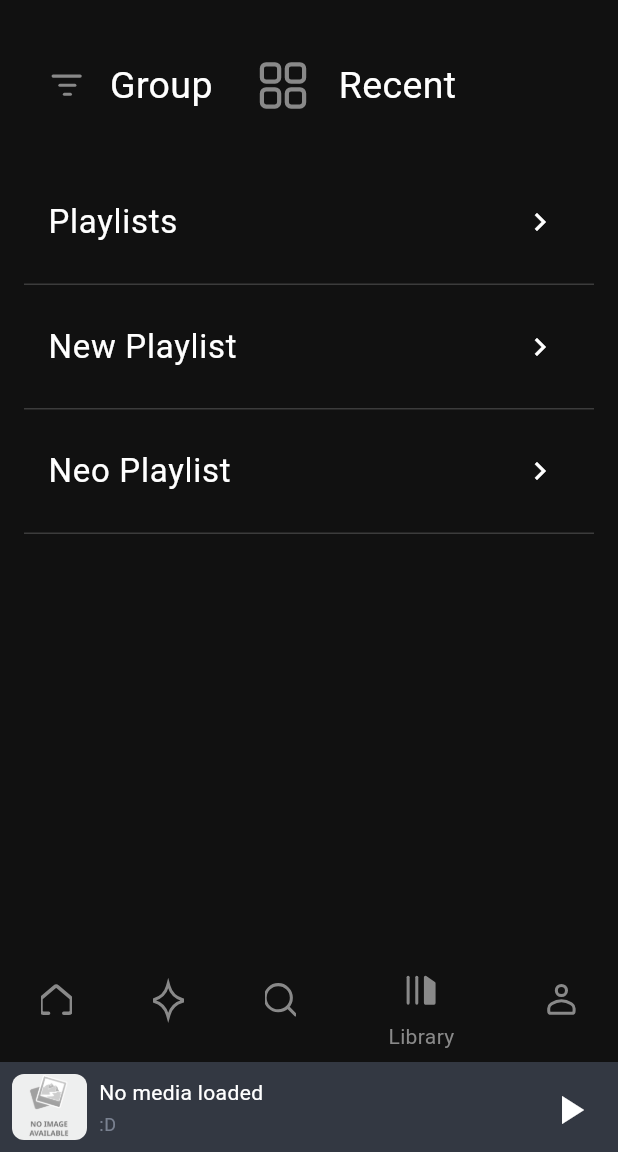
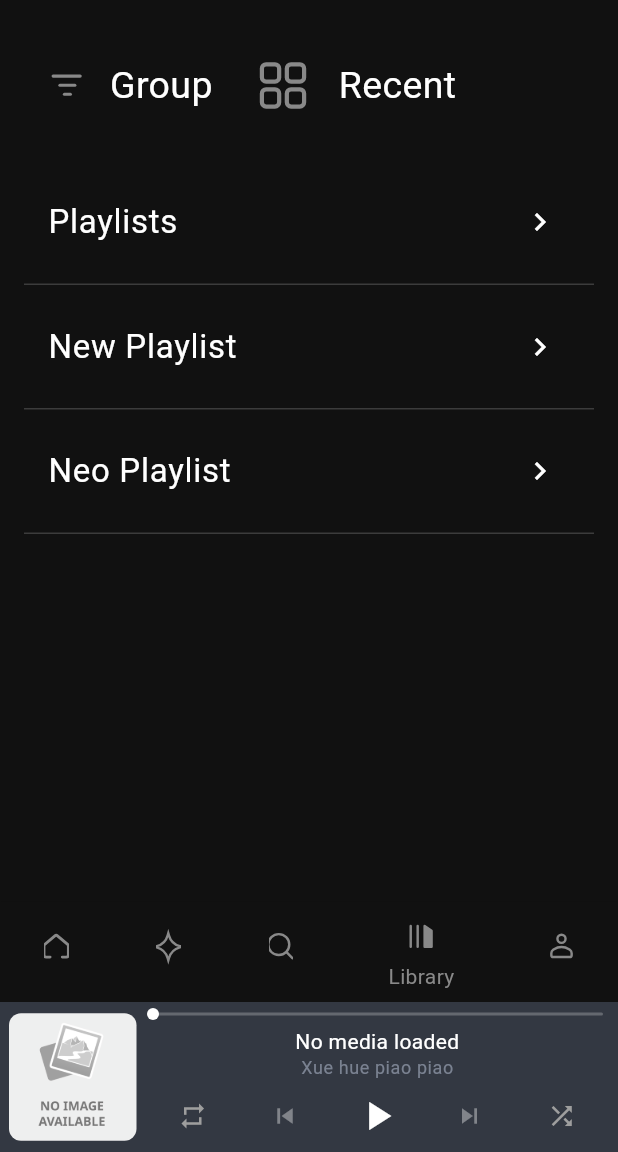
Before and after one commit to Monotone-music/monotone-mobile, a Flutter app: the screen it shows after launch, item 4 of the bottom bar chosen, on a phone screen of 412 x 824 dp, the part 84-1236 px from its top. Run offline on Flutter 3.47's test engine with Material 3 defaults, Android fonts, the phone set to English and light mode, and no system bars; drawn by our look-alikes of audio_video_progress_bar; our stand-ins replace app_links, audio_service, dio, flutter_secure_storage, flutter_svg, get_it and 5 more; missing offline and left inert: auto_scroll_text, flutter_stripe; network calls fail.

Commit message:
misc: fix some media ui

```diff
--- a/lib/view/bottom_tab_navi.dart
+++ b/lib/view/bottom_tab_navi.dart
@@ -58,12 +58,18 @@ class _BottomTabNavigatorState extends State<BottomTabNavigator> {
       body: Column(
         children: [
           Expanded(child: _tabs[_currentIndex]),
-          BottomNavigationBar(
+          Container(
+            // height: 65,
+            child: BottomNavigationBar(
               currentIndex: _currentIndex,
-            selectedItemColor:
-                isDarkMode ? const Color(0xFF898989) : const Color(0xFF6E6E6E),
-            unselectedItemColor:
-                isDarkMode ? const Color(0xFF898989) : const Color(0xFF6E6E6E),
+              // showSelectedLabels: false,
+              // showUnselectedLabels: false,
+              selectedItemColor: isDarkMode
+                  ? const Color(0xFF898989)
+                  : const Color(0xFF6E6E6E),
+              unselectedItemColor: isDarkMode
+                  ? const Color(0xFF898989)
+                  : const Color(0xFF6E6E6E),
               onTap: (index) {
                 setState(() {
                   _currentIndex = index;
@@ -74,12 +80,15 @@ class _BottomTabNavigatorState extends State<BottomTabNavigator> {
                   icon: ImageRenderer(
                     imageUrl: 'assets/image/home_icon.svg',
                     height: MediaQuery.of(context).size.height *
-                      0.05, // Adjust the height as needed
+                        0.04, // Adjust the height as needed
                     width: MediaQuery.of(context).size.width *
-                      0.05, // Adjust the width as needed
+                        0.04, // Adjust the width as needed
                   ),
                   activeIcon: ImageRenderer(
                     imageUrl: 'assets/image/home_active_icon.svg',
+                    height: MediaQuery.of(context).size.height *
+                        0.04, // Adjust the height as needed
+                    width: MediaQuery.of(context).size.width * 0.04,
                   ),
                   label: 'Home',
                 ),
@@ -87,16 +96,16 @@ class _BottomTabNavigatorState extends State<BottomTabNavigator> {
                   icon: ImageRenderer(
                     imageUrl: 'assets/image/discover_icon.svg',
                     height: MediaQuery.of(context).size.height *
-                      0.05, // Adjust the height as needed
-                  width: MediaQuery.of(context).size.width * 0.05,
+                        0.04, // Adjust the height as needed
+                    width: MediaQuery.of(context).size.width * 0.04,
                   ),
                   activeIcon: ImageRenderer(
                     imageUrl:
                         'assets/image/discover_active_icon.svg', ///// Discover has not received active icon yet
                     height: MediaQuery.of(context).size.height *
-                      0.05, // Adjust the height as needed
+                        0.04, // Adjust the height as needed
                     width: MediaQuery.of(context).size.width *
-                      0.05, // Adjust the width as needed
+                        0.04, // Adjust the width as needed
                   ),
                   label: 'Discover',
                 ),
@@ -104,11 +113,14 @@ class _BottomTabNavigatorState extends State<BottomTabNavigator> {
                   icon: ImageRenderer(
                     imageUrl: 'assets/image/search_icon.svg',
                     height: MediaQuery.of(context).size.height *
-                      0.05, // Adjust the height as needed
-                  width: MediaQuery.of(context).size.width * 0.05,
+                        0.04, // Adjust the height as needed
+                    width: MediaQuery.of(context).size.width * 0.04,
                   ),
                   activeIcon: ImageRenderer(
                     imageUrl: 'assets/image/search_active_icon.svg',
+                    height: MediaQuery.of(context).size.height *
+                        0.04, // Adjust the height as needed
+                    width: MediaQuery.of(context).size.width * 0.04,
                   ),
                   label: 'Search',
                 ),
@@ -116,11 +128,14 @@ class _BottomTabNavigatorState extends State<BottomTabNavigator> {
                   icon: ImageRenderer(
                     imageUrl: 'assets/image/library_icon.svg',
                     height: MediaQuery.of(context).size.height *
-                      0.05, // Adjust the height as needed
-                  width: MediaQuery.of(context).size.width * 0.05,
+                        0.04, // Adjust the height as needed
+                    width: MediaQuery.of(context).size.width * 0.04,
                   ),
                   activeIcon: ImageRenderer(
                     imageUrl: 'assets/image/library_active_icon.svg',
+                    height: MediaQuery.of(context).size.height *
+                        0.04, // Adjust the height as needed
+                    width: MediaQuery.of(context).size.width * 0.04,
                   ),
                   label: 'Library',
                 ),
@@ -128,15 +143,19 @@ class _BottomTabNavigatorState extends State<BottomTabNavigator> {
                   icon: ImageRenderer(
                     imageUrl: 'assets/image/me_icon.svg',
                     height: MediaQuery.of(context).size.height *
-                      0.05, // Adjust the height as needed
-                  width: MediaQuery.of(context).size.width * 0.05,
+                        0.04, // Adjust the height as needed
+                    width: MediaQuery.of(context).size.width * 0.04,
                   ),
                   activeIcon: ImageRenderer(
                     imageUrl: 'assets/image/me_active_icon.svg',
+                    height: MediaQuery.of(context).size.height *
+                        0.04, // Adjust the height as needed
+                    width: MediaQuery.of(context).size.width * 0.04,
                   ),
                   label: 'Me',
                 ),
               ],
+            ),
           ),
           if (_isMediaPlayerVisible)
             MediaToolbar(
--- a/lib/view/media/player/media_playlist_view.dart
+++ b/lib/view/media/player/media_playlist_view.dart
@@ -9,7 +9,7 @@ Widget buildPlaylist(BuildContext context) {
       ),
       // const CurrentSongTitle(),
 
-      // const AddRemoveSongButtons(),
+      AddRemoveSongButtons(),
     ],
   );
 }
--- a/lib/view/media/toolbar/media_toolbar.dart
+++ b/lib/view/media/toolbar/media_toolbar.dart
@@ -49,11 +49,13 @@ class _MediaToolbarState extends State<MediaToolbar> {
         return GestureDetector(
           onTap: _toggleMediaPlayer,
           child: Container(
+            padding: const EdgeInsets.all(0.0),
+            margin: const EdgeInsets.all(0.0),
             width: screenWidth,
-            height: 60.0,
+            height: 100.0,
             color:
                 isDarkMode ? const Color(0xFF333842) : const Color(0xFFAAB3C6),
-            padding: const EdgeInsets.all(8.0),
+            // padding: const EdgeInsets.all(4.0),
             child: ValueListenableBuilder<String>(
               valueListenable: pageManager.currentSongTitleNotifier,
               builder: (context, currentSongTitle, child) {
@@ -61,33 +63,52 @@ class _MediaToolbarState extends State<MediaToolbar> {
                 final imageUrl = currentMediaItem?.artUri?.toString() ??
                     'assets/image/not_available.png';
                 final trackName = currentMediaItem?.title ?? 'No media loaded';
-                final artistName = currentMediaItem?.artist ?? ':D';
+                final artistName =
+                    currentMediaItem?.artist ?? 'Xue hue piao piao';
 
-                return Row(
+                return Column(
+                  children: [
+                    Row(
+                      mainAxisAlignment: MainAxisAlignment.center,
+                      crossAxisAlignment: CrossAxisAlignment.center,
                       children: [
                         // Media thumbnail
+                        SizedBox(
+                          width: 6.0,
+                        ),
                         ClipRRect(
-                      borderRadius: BorderRadius.circular(8.0),
+                          borderRadius: BorderRadius.circular(8),
                           child: ImageRenderer(
                             imageUrl: imageUrl,
-                        width: 50,
-                        height: 50,
+                            width: 85,
+                            height: 85,
                             // fit: BoxFit.cover,
                           ),
                         ),
-                    const SizedBox(width: 8.0),
+                        // const SizedBox(width: 8.0),
                         // Track Name and Artist Name
                         Expanded(
                           child: Column(
-                        crossAxisAlignment: CrossAxisAlignment.start,
+                            crossAxisAlignment: CrossAxisAlignment.center,
                             mainAxisAlignment: MainAxisAlignment.center,
                             children: [
+                              const Padding(
+                                padding: EdgeInsets.only(
+                                  left: 10.0,
+                                  right: 10.0,
+                                  top: 4.0,
+                                  bottom: 4.0,
+                                ),
+                                child: AudioProgressBarSmall(
+                                  isTimeIndicatorInvisible: true,
+                                ),
+                              ),
                               Text(
                                 trackName,
                                 style: Theme.of(context).textTheme.bodyMedium,
                                 overflow: TextOverflow.ellipsis,
                               ),
-                          const SizedBox(height: 4.0),
+                              // const SizedBox(height: 4.0),
                               Text(
                                 artistName,
                                 style: Theme.of(context)
@@ -95,17 +116,39 @@ class _MediaToolbarState extends State<MediaToolbar> {
                                     .bodySmall!
                                     .copyWith(
                                       color: isDarkMode
-                                      ? const Color(0xFFAAB3C6).withOpacity(0.6)
+                                          ? const Color(0xFFAAB3C6)
+                                              .withOpacity(0.6)
                                           : const Color(0xFF333842)
                                               .withOpacity(0.6),
+                                      // fontSize: 10,
                                     ),
                                 overflow: TextOverflow.ellipsis,
+                              ),
+                              const Row(
+                                mainAxisAlignment:
+                                    MainAxisAlignment.spaceEvenly,
+                                crossAxisAlignment: CrossAxisAlignment.center,
+                                children: [
+                                  RepeatButton(
+                                    size: 20,
+                                  ),
+                                  PreviousSongButton(
+                                    size: 20,
+                                  ),
+                                  PlayButton(),
+                                  NextSongButton(
+                                    size: 20,
+                                  ),
+                                  ShuffleButton(
+                                    size: 20,
+                                  ),
+                                ],
                               ),
                             ],
                           ),
                         ),
-                    // Other toolbar elements (e.g., play/pause button)
-                    const PlayButton(),
+                      ],
+                    ),
                   ],
                 );
               },
--- a/lib/widgets/media_widgets/media_components.dart
+++ b/lib/widgets/media_widgets/media_components.dart
@@ -44,7 +44,15 @@ class Playlist extends StatelessWidget {
             itemCount: playlist.length,
             itemBuilder: (context, index) {
               final mediaItem = playlist[index];
+              final isPlaying =
+                  mediaItem.id == pageManager.currentMediaItem?.id;
               return ListTile(
+                titleAlignment: ListTileTitleAlignment.center,
+                tileColor: isPlaying
+                    ? isDarkMode
+                        ? Colors.white.withOpacity(0.2)
+                        : Colors.black.withOpacity(0.1)
+                    : null,
                 leading: ClipRRect(
                   borderRadius: BorderRadius.circular(8.0),
                   child: ImageRenderer(
@@ -67,13 +75,14 @@ class Playlist extends StatelessWidget {
                   getIt<AudioHandler>().skipToQueueItem(index);
                 },
                 trailing: IconButton(
-                    alignment: Alignment.centerRight,
-                    icon: const Icon(Icons.minimize_outlined),
+                  alignment: Alignment.center,
+                  icon: const Icon(Icons.remove_rounded),
                   onPressed: () {
                     getIt<AudioHandler>().removeQueueItemAt(index);
                     // print('delete song at index: $index');
                   },
-                  ));
+                ),
+              );
             },
           );
         },
@@ -107,7 +116,9 @@ class AddRemoveSongButtons extends StatelessWidget {
 }
 
 class AudioProgressBar extends StatelessWidget {
-  const AudioProgressBar({Key? key}) : super(key: key);
+  final bool? isTimeIndicatorInvisible;
+  const AudioProgressBar({Key? key, this.isTimeIndicatorInvisible})
+      : super(key: key);
   @override
   Widget build(BuildContext context) {
     final pageManager = getIt<MediaManager>();
@@ -117,10 +128,42 @@ class AudioProgressBar extends StatelessWidget {
         return ProgressBar(
           barHeight: 3.0,
           thumbRadius: 5.0,
+          thumbCanPaintOutsideBar: false,
           progress: value.current,
           buffered: value.buffered,
           total: value.total,
           onSeek: pageManager.seek,
+          timeLabelLocation: isTimeIndicatorInvisible == true
+              ? TimeLabelLocation.none
+              : TimeLabelLocation.below,
+        );
+      },
+    );
+  }
+}
+
+class AudioProgressBarSmall extends StatelessWidget {
+  final bool? isTimeIndicatorInvisible;
+  const AudioProgressBarSmall({Key? key, this.isTimeIndicatorInvisible})
+      : super(key: key);
+  @override
+  Widget build(BuildContext context) {
+    final pageManager = getIt<MediaManager>();
+    return ValueListenableBuilder<ProgressBarState>(
+      valueListenable: pageManager.progressNotifier,
+      builder: (_, value, __) {
+        return ProgressBar(
+          barHeight: 2.0,
+          thumbRadius: 4.0,
+          thumbCanPaintOutsideBar: false,
+          thumbGlowRadius: 15,
+          progress: value.current,
+          buffered: value.buffered,
+          total: value.total,
+          onSeek: pageManager.seek,
+          timeLabelLocation: isTimeIndicatorInvisible == true
+              ? TimeLabelLocation.none
+              : TimeLabelLocation.below,
         );
       },
     );
@@ -148,7 +191,8 @@ class AudioControlButtons extends StatelessWidget {
 }
 
 class RepeatButton extends StatelessWidget {
-  const RepeatButton({Key? key}) : super(key: key);
+  final double? size;
+  const RepeatButton({Key? key, this.size}) : super(key: key);
   @override
   Widget build(BuildContext context) {
     final pageManager = getIt<MediaManager>();
@@ -169,6 +213,7 @@ class RepeatButton extends StatelessWidget {
         }
         return IconButton(
           icon: icon,
+          iconSize: size,
           onPressed: pageManager.repeat,
         );
       },
@@ -177,7 +222,8 @@ class RepeatButton extends StatelessWidget {
 }
 
 class PreviousSongButton extends StatelessWidget {
-  const PreviousSongButton({Key? key}) : super(key: key);
+  final double? size;
+  const PreviousSongButton({Key? key, this.size}) : super(key: key);
   @override
   Widget build(BuildContext context) {
     final pageManager = getIt<MediaManager>();
@@ -186,6 +232,7 @@ class PreviousSongButton extends StatelessWidget {
       builder: (_, isFirst, __) {
         return IconButton(
           icon: const Icon(Icons.skip_previous),
+          iconSize: size,
           onPressed: (isFirst) ? null : pageManager.previous,
         );
       },
@@ -204,7 +251,7 @@ class PlayButton extends StatelessWidget {
         switch (value) {
           case ButtonState.loading:
             return Container(
-              margin: const EdgeInsets.all(8.0),
+              // margin: const EdgeInsets.all(2.0),
               width: 32.0,
               height: 32.0,
               child: const CircularProgressIndicator(),
@@ -228,7 +275,8 @@ class PlayButton extends StatelessWidget {
 }
 
 class NextSongButton extends StatelessWidget {
-  const NextSongButton({Key? key}) : super(key: key);
+  final double? size;
+  const NextSongButton({Key? key, this.size}) : super(key: key);
   @override
   Widget build(BuildContext context) {
     final pageManager = getIt<MediaManager>();
@@ -237,6 +285,7 @@ class NextSongButton extends StatelessWidget {
       builder: (_, isLast, __) {
         return IconButton(
           icon: const Icon(Icons.skip_next),
+          iconSize: size,
           onPressed: (isLast) ? null : pageManager.next,
         );
       },
@@ -245,7 +294,8 @@ class NextSongButton extends StatelessWidget {
 }
 
 class ShuffleButton extends StatelessWidget {
-  const ShuffleButton({Key? key}) : super(key: key);
+  final double? size;
+  const ShuffleButton({Key? key, this.size}) : super(key: key);
   @override
   Widget build(BuildContext context) {
     final pageManager = getIt<MediaManager>();
@@ -256,6 +306,7 @@ class ShuffleButton extends StatelessWidget {
           icon: (isEnabled)
               ? const Icon(Icons.shuffle)
               : const Icon(Icons.shuffle, color: Colors.grey),
+          iconSize: size,
           onPressed: pageManager.shuffle,
         );
       },
```
Lines whose indentation alone changed are shown as unchanged.
